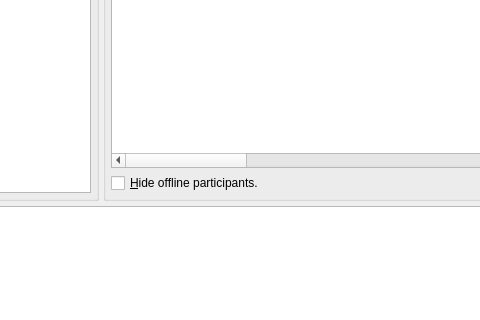
Old version of the form Source/UI/spot-on-controlcenter.ui in the repository textbrowser/spot-on; both pictures show x 182 to 662 and y 358 to 678 of the 900 by 800 pixel window.
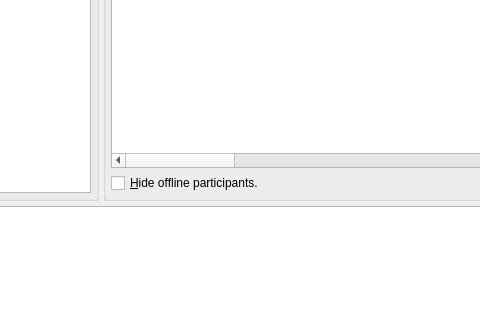
New version of the form. The open tabs and pages were chosen to show the change. Icons and pictures are not drawn. Custom widgets are drawn as their Qt base class.

Diff of the .ui file:
```diff
--- a/Source/UI/spot-on-controlcenter.ui
+++ b/Source/UI/spot-on-controlcenter.ui
@@ -536,8 +536,8 @@
                <rect>
                 <x>0</x>
                 <y>0</y>
-                <width>473</width>
-                <height>580</height>
+                <width>862</width>
+                <height>672</height>
                </rect>
               </property>
               <layout class="QHBoxLayout" name="horizontalLayout_25">
@@ -937,6 +937,11 @@
                          <string>Forward Secrecy Information</string>
                         </property>
                        </column>
+                       <column>
+                        <property name="text">
+                         <string>GIT Messages</string>
+                        </property>
+                       </column>
                       </widget>
                      </item>
                      <item>
```
Left out of the diff: 30 changed lines with no effect on the pictures.
